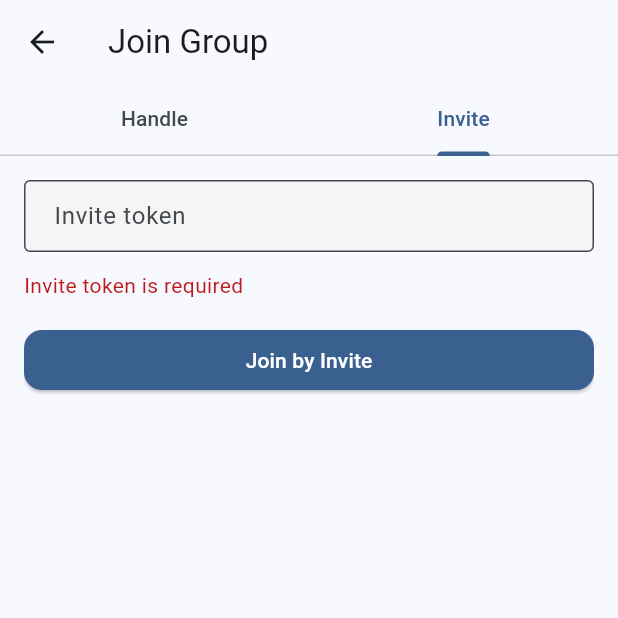
After one commit to NotEduCo342/OMMessenger-mobile, a Flutter app: the GroupJoinScreen screen opened directly, tab 2 chosen, after a tap on "Join by Invite", on a phone screen of 412 x 824 dp, the top half of it. The commit adds this screen. Run offline on Flutter 3.47's test engine with Material 3 defaults, Android fonts, the phone set to English and light mode, and no system bars; our stand-ins replace cached_network_image, connectivity_plus, drift, drift_flutter, flutter_local_notifications, flutter_secure_storage and 4 more; missing offline and left inert: workmanager; accounts and stored records are empty; generated files the repository leaves out were written again; statements that could not run were skipped.

Commit message:
Group chats UI Improvement

```diff
--- a/lib/providers/message_provider.dart
+++ b/lib/providers/message_provider.dart
@@ -184,6 +184,52 @@ class MessageProvider with ChangeNotifier {
       lastMessageCreatedAtUnix: Value(existing?.lastMessage?.createdAtUnix),
       updatedAt: DateTime.now(),
     ));
+
+    notifyListeners();
+  }
+
+  Future<void> upsertGroupConversation(
+    Group group, {
+    Message? lastMessage,
+    int unreadCount = 0,
+    DateTime? lastActivity,
+  }) async {
+    final conversationId = _groupConversationId(group.id);
+    final existing = _conversations[conversationId];
+    final updated = Conversation(
+      conversationId: conversationId,
+      type: ConversationType.group,
+      group: group,
+      lastMessage: lastMessage ?? existing?.lastMessage,
+      unreadCount: existing?.unreadCount ?? unreadCount,
+      lastActivity: lastActivity ?? existing?.lastActivity,
+    );
+    _conversations[conversationId] = updated;
+
+    await _database.upsertConversation(ConversationsCompanion.insert(
+      conversationId: conversationId,
+      conversationType: conversationTypeToString(ConversationType.group),
+      otherUserId: const Value.absent(),
+      otherUsername: const Value.absent(),
+      otherFullName: const Value.absent(),
+      otherAvatar: const Value.absent(),
+      otherIsOnline: const Value.absent(),
+      groupId: Value(group.id),
+      groupName: Value(group.name),
+      groupIcon: Value(group.icon),
+      groupMemberCount: Value(group.memberCount),
+      lastMessageContent: Value(lastMessage?.content),
+      lastMessageTime: Value(lastMessage?.createdAt),
+      lastMessageCreatedAtUnix: Value(lastMessage?.createdAtUnix),
+      unreadCount: Value(unreadCount),
+      updatedAt: DateTime.now(),
+    ));
+
+    await NotificationPrefs.setConversationMeta(
+      conversationId,
+      title: group.name.isNotEmpty ? group.name : 'Group',
+      isGroup: true,
+    );
 
     notifyListeners();
   }
--- /dev/null
+++ b/lib/screens/group_join_screen.dart
@@ -0,0 +1,226 @@
+import 'package:flutter/material.dart';
+import '../services/group_service.dart';
+import '../models/group.dart';
+
+class GroupJoinScreen extends StatefulWidget {
+  const GroupJoinScreen({super.key});
+
+  @override
+  State<GroupJoinScreen> createState() => _GroupJoinScreenState();
+}
+
+class _GroupJoinScreenState extends State<GroupJoinScreen> with SingleTickerProviderStateMixin {
+  late final TabController _tabController;
+  final _handleController = TextEditingController();
+  final _tokenController = TextEditingController();
+  bool _isSubmitting = false;
+  String? _error;
+
+  @override
+  void initState() {
+    super.initState();
+    _tabController = TabController(length: 2, vsync: this);
+  }
+
+  @override
+  void dispose() {
+    _tabController.dispose();
+    _handleController.dispose();
+    _tokenController.dispose();
+    super.dispose();
+  }
+
+  Future<void> _joinByHandle() async {
+    final handle = _handleController.text.trim();
+    if (handle.isEmpty) {
+      setState(() => _error = 'Handle is required');
+      return;
+    }
+
+    setState(() {
+      _isSubmitting = true;
+      _error = null;
+    });
+
+    try {
+      final service = GroupService();
+      final group = await service.joinByHandle(handle);
+      if (!mounted) return;
+      Navigator.pop(context, group);
+    } catch (_) {
+      if (!mounted) return;
+      setState(() {
+        _error = 'Failed to join by handle';
+      });
+    } finally {
+      if (mounted) {
+        setState(() {
+          _isSubmitting = false;
+        });
+      }
+    }
+  }
+
+  Future<void> _joinByInvite() async {
+    final token = _tokenController.text.trim();
+    if (token.isEmpty) {
+      setState(() => _error = 'Invite token is required');
+      return;
+    }
+
+    setState(() {
+      _isSubmitting = true;
+      _error = null;
+    });
+
+    try {
+      final service = GroupService();
+      final group = await service.joinByInviteToken(token);
+      if (!mounted) return;
+      Navigator.pop(context, group);
+    } catch (_) {
+      if (!mounted) return;
+      setState(() {
+        _error = 'Failed to join by invite';
+      });
+    } finally {
+      if (mounted) {
+        setState(() {
+          _isSubmitting = false;
+        });
+      }
+    }
+  }
+
+  @override
+  Widget build(BuildContext context) {
+    return Scaffold(
+      appBar: AppBar(
+        title: const Text('Join Group'),
+        bottom: TabBar(
+          controller: _tabController,
+          tabs: const [
+            Tab(text: 'Handle'),
+            Tab(text: 'Invite'),
+          ],
+        ),
+      ),
+      body: SafeArea(
+        child: Padding(
+          padding: const EdgeInsets.all(16),
+          child: TabBarView(
+            controller: _tabController,
+            children: [
+              _JoinByHandle(
+                controller: _handleController,
+                isSubmitting: _isSubmitting,
+                error: _error,
+                onSubmit: _joinByHandle,
+              ),
+              _JoinByInvite(
+                controller: _tokenController,
+                isSubmitting: _isSubmitting,
+                error: _error,
+                onSubmit: _joinByInvite,
+              ),
+            ],
+          ),
+        ),
+      ),
+    );
+  }
+}
+
+class _JoinByHandle extends StatelessWidget {
+  final TextEditingController controller;
+  final bool isSubmitting;
+  final String? error;
+  final VoidCallback onSubmit;
+
+  const _JoinByHandle({
+    required this.controller,
+    required this.isSubmitting,
+    required this.error,
+    required this.onSubmit,
+  });
+
+  @override
+  Widget build(BuildContext context) {
+    return ListView(
+      children: [
+        TextField(
+          controller: controller,
+          decoration: const InputDecoration(
+            labelText: 'Group handle',
+            border: OutlineInputBorder(),
+          ),
+        ),
+        if (error != null) ...[
+          const SizedBox(height: 12),
+          Text(
+            error!,
+            style: TextStyle(color: Theme.of(context).colorScheme.error),
+          ),
+        ],
+        const SizedBox(height: 16),
+        ElevatedButton(
+          onPressed: isSubmitting ? null : onSubmit,
+          child: isSubmitting
+              ? const SizedBox(
+                  height: 18,
+                  width: 18,
+                  child: CircularProgressIndicator(strokeWidth: 2),
+                )
+              : const Text('Join by Handle'),
+        ),
+      ],
+    );
+  }
+}
+
+class _JoinByInvite extends StatelessWidget {
+  final TextEditingController controller;
+  final bool isSubmitting;
+  final String? error;
+  final VoidCallback onSubmit;
+
+  const _JoinByInvite({
+    required this.controller,
+    required this.isSubmitting,
+    required this.error,
+    required this.onSubmit,
+  });
+
+  @override
+  Widget build(BuildContext context) {
+    return ListView(
+      children: [
+        TextField(
+          controller: controller,
+          decoration: const InputDecoration(
+            labelText: 'Invite token',
+            border: OutlineInputBorder(),
+          ),
+        ),
+        if (error != null) ...[
+          const SizedBox(height: 12),
+          Text(
+            error!,
+            style: TextStyle(color: Theme.of(context).colorScheme.error),
+          ),
+        ],
+        const SizedBox(height: 16),
+        ElevatedButton(
+          onPressed: isSubmitting ? null : onSubmit,
+          child: isSubmitting
+              ? const SizedBox(
+                  height: 18,
+                  width: 18,
+                  child: CircularProgressIndicator(strokeWidth: 2),
+                )
+              : const Text('Join by Invite'),
+        ),
+      ],
+    );
+  }
+}
```
Also changed, not shown: lib/screens/home_screen.dart (+80 -7 lines).
